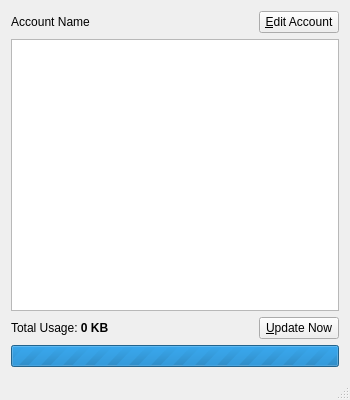
Old version of the form mainwindow.ui in the repository nsmgr8/BLUsage-qt4.
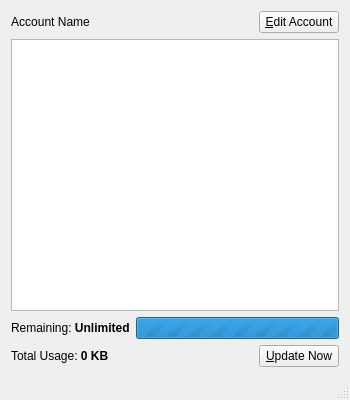
New version of the form.

Commit message: show remaining bytes

Patch:
```diff
--- a/mainwindow.ui
+++ b/mainwindow.ui
@@ -68,6 +68,30 @@
      <widget class="QTreeView" name="treeView"/>
     </item>
     <item row="2" column="0">
+     <layout class="QHBoxLayout" name="horizontalLayout_3">
+      <item>
+       <widget class="QLabel" name="remainingLabel">
+        <property name="text">
+         <string>Remaining: &lt;b&gt;Unlimited&lt;/b&gt;</string>
+        </property>
+       </widget>
+      </item>
+      <item>
+       <widget class="QProgressBar" name="progressBar">
+        <property name="enabled">
+         <bool>true</bool>
+        </property>
+        <property name="maximum">
+         <number>0</number>
+        </property>
+        <property name="value">
+         <number>-1</number>
+        </property>
+       </widget>
+      </item>
+     </layout>
+    </item>
+    <item row="3" column="0">
      <layout class="QHBoxLayout" name="horizontalLayout">
       <item>
        <widget class="QLabel" name="totalLabel">
@@ -98,19 +122,6 @@
       </item>
      </layout>
     </item>
-    <item row="3" column="0">
-     <widget class="QProgressBar" name="progressBar">
-      <property name="enabled">
-       <bool>true</bool>
-      </property>
-      <property name="maximum">
-       <number>0</number>
-      </property>
-      <property name="value">
-       <number>-1</number>
-      </property>
-     </widget>
-    </item>
    </layout>
   </widget>
   <widget class="QStatusBar" name="statusBar">
```
The commit also changes 5 other files.
